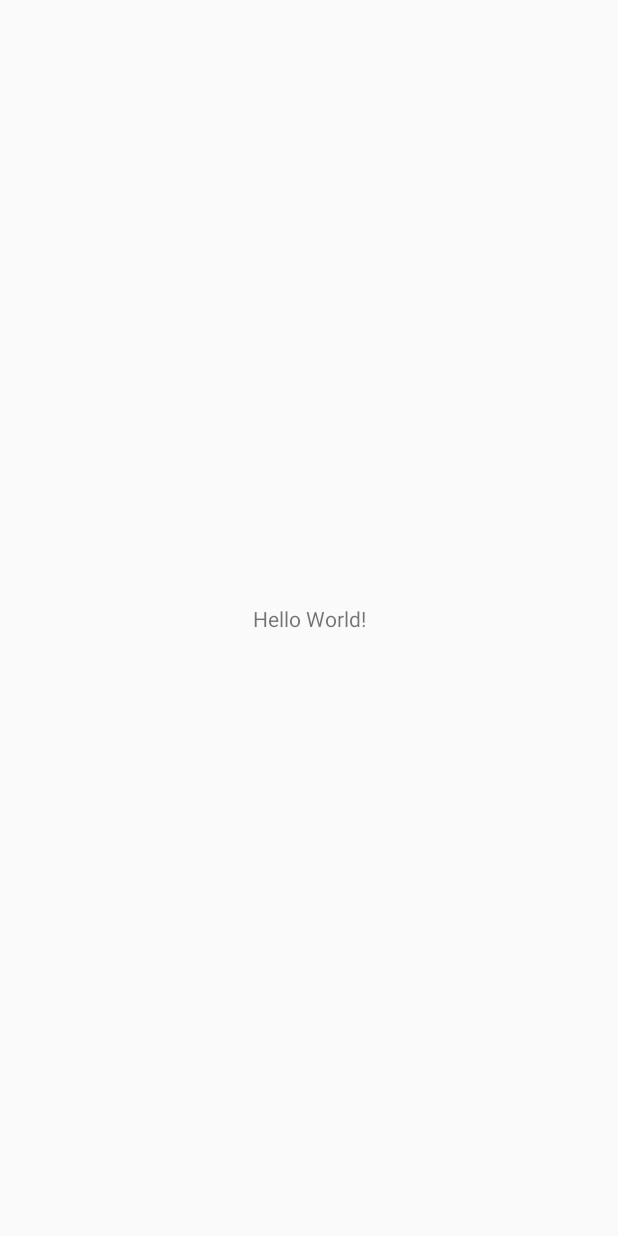
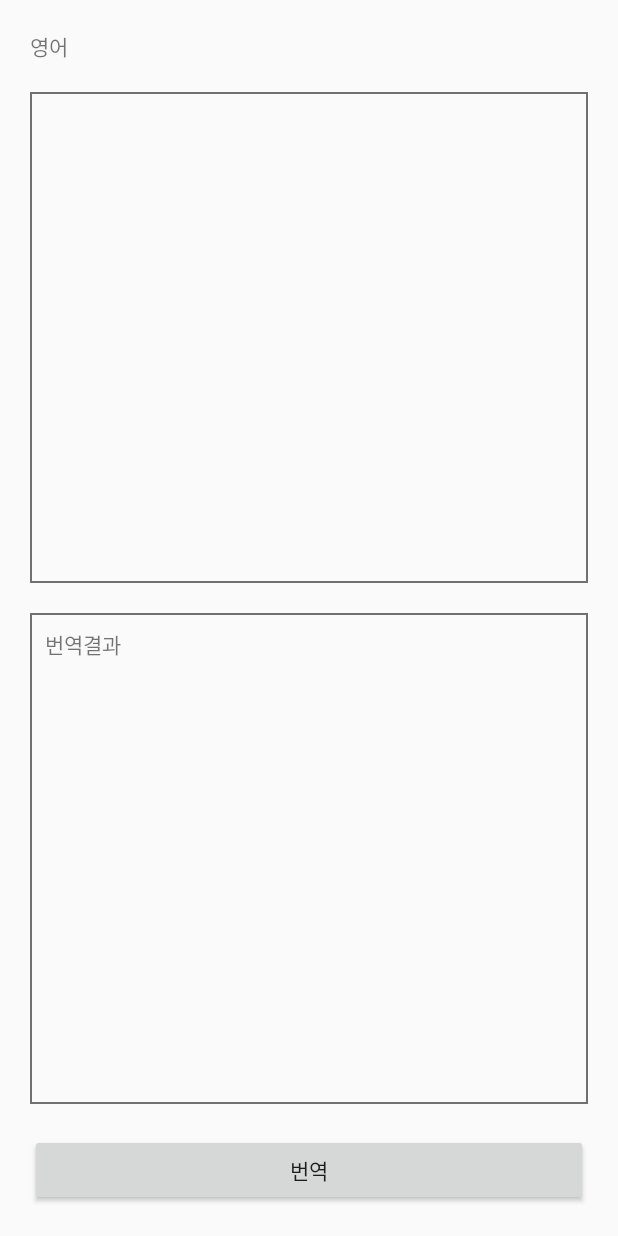
Before and after one commit to jinusong/Machine-learning-Kit, an Android app: the screen it shows after launch (MainActivity), on a phone screen of 412 x 824 dp. Before the commit the screen is almost empty. Run offline under Robolectric (Android 15) with nearby library versions, the phone set to English and light mode, and no system bars; libraries missing offline, so code that uses them is left out: com.google.firebase.ml; 4 statements that could not run were skipped.

Commit message:
[Update] Make transrator

```diff
--- a/app/build.gradle
+++ b/app/build.gradle
@@ -3,6 +3,8 @@ apply plugin: 'com.android.application'
 apply plugin: 'kotlin-android'
 
 apply plugin: 'kotlin-android-extensions'
+
+apply plugin: 'com.google.gms.google-services'
 
 android {
     compileSdkVersion 28
@@ -28,10 +30,14 @@ dependencies {
     implementation 'androidx.appcompat:appcompat:1.0.0-beta01'
     implementation 'androidx.core:core-ktx:1.2.0-alpha02'
     implementation 'androidx.constraintlayout:constraintlayout:1.1.2'
+    implementation 'com.google.firebase:firebase-core:16.0.1'
     testImplementation 'junit:junit:4.12'
     androidTestImplementation 'androidx.test:runner:1.1.0-alpha4'
     androidTestImplementation 'androidx.test.espresso:espresso-core:3.1.0-alpha4'
 
+    // anko
+    implementation 'org.jetbrains.anko:anko:0.10.8'
+
     implementation 'com.google.firebase:firebase-ml-natural-language:20.0.0'
     implementation 'com.google.firebase:firebase-ml-natural-language-translate-model:20.0.0'
 }
--- /dev/null
+++ b/app/src/main/res/drawable/gray_box.xml
@@ -0,0 +1,5 @@
+<?xml version="1.0" encoding="utf-8"?>
+<shape xmlns:android="http://schemas.android.com/apk/res/android">
+    <stroke android:color="#707070"
+            android:width="1dp"/>
+</shape>
--- a/app/src/main/res/layout/activity_main.xml
+++ b/app/src/main/res/layout/activity_main.xml
@@ -5,15 +5,47 @@
         xmlns:app="http://schemas.android.com/apk/res-auto"
         android:layout_width="match_parent"
         android:layout_height="match_parent"
+        android:padding="20dp"
         tools:context=".MainActivity">
 
     <TextView
+            android:id="@+id/main_english_title"
+            android:text="영어"
+            android:textSize="14dp"
             android:layout_width="wrap_content"
             android:layout_height="wrap_content"
-            android:text="Hello World!"
-            app:layout_constraintBottom_toBottomOf="parent"
-            app:layout_constraintLeft_toLeftOf="parent"
-            app:layout_constraintRight_toRightOf="parent"
+            app:layout_constraintStart_toStartOf="parent"
             app:layout_constraintTop_toTopOf="parent"/>
 
+    <EditText
+            android:padding="10dp"
+            android:textSize="14dp"
+            android:layout_marginTop="20dp"
+            app:layout_constraintBottom_toTopOf="@id/main_trans_korean"
+            app:layout_constraintTop_toBottomOf="@id/main_english_title"
+            android:id="@+id/main_english_edit"
+            android:background="@drawable/gray_box"
+            android:layout_width="match_parent"
+            android:layout_height="0dp"/>
+
+    <TextView
+            android:padding="10dp"
+            android:layout_marginVertical="20dp"
+            app:layout_constraintTop_toBottomOf="@id/main_english_edit"
+            app:layout_constraintBottom_toTopOf="@id/main_trans_btn"
+            android:background="@drawable/gray_box"
+            android:textSize="14dp"
+            android:text="번역결과"
+            android:id="@+id/main_trans_korean"
+            android:layout_width="match_parent"
+            android:layout_height="0dp" />
+
+    <Button
+            android:text="번역"
+            android:id="@+id/main_trans_btn"
+            app:layout_constraintBottom_toBottomOf="parent"
+            android:layout_width="match_parent"
+            android:layout_height="wrap_content"/>
+
+
 </androidx.constraintlayout.widget.ConstraintLayout>
--- a/build.gradle
+++ b/build.gradle
@@ -8,6 +8,7 @@ buildscript {
 
     }
     dependencies {
+        classpath 'com.google.gms:google-services:4.0.1'
         classpath 'com.android.tools.build:gradle:3.3.1'
         classpath "org.jetbrains.kotlin:kotlin-gradle-plugin:$kotlin_version"
         // NOTE: Do not place your application dependencies here; they belong
```
Also changed, not shown: app/src/main/java/com/jinwoo/machine_learning_kit/MainActivity.kt (+25 -0 lines).
